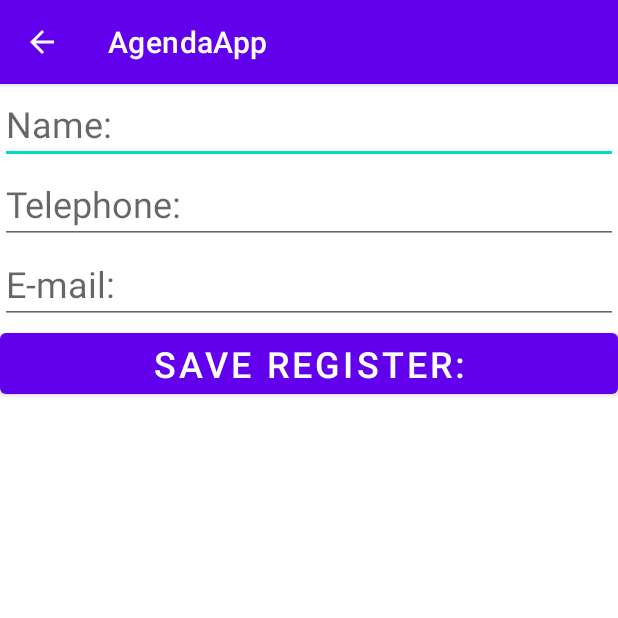
After one commit to BlackMooth/AgendaApp, an Android app: the NewActivity screen opened directly, with no data from a screen before it, on a phone screen of 412 x 824 dp, the top half of it. The commit adds this screen. Run offline under Robolectric (Android 15) with nearby library versions, the phone set to English and light mode, and no system bars.

Commit message:
[SNG-AA-CRUD] Creating a CRUD for easing the creation of registers

```diff
--- /dev/null
+++ b/app/src/main/java/com/example/agendaapp/NewActivity.java
@@ -0,0 +1,52 @@
+package com.example.agendaapp;
+
+import androidx.appcompat.app.AppCompatActivity;
+
+import android.os.Bundle;
+import android.view.View;
+import android.widget.Button;
+import android.widget.EditText;
+import android.widget.Toast;
+
+import com.example.agendaapp.db.DbContacts;
+
+public class NewActivity extends AppCompatActivity {
+
+    EditText txtName;
+    EditText txtTelephone;
+    EditText txtEmail;
+
+    Button btnSave;
+
+    @Override
+    protected void onCreate(Bundle savedInstanceState) {
+        super.onCreate(savedInstanceState);
+        setContentView(R.layout.activity_new);
+
+        txtName = findViewById(R.id.txtName);
+        txtTelephone = findViewById(R.id.txtTelephone);
+        txtEmail = findViewById(R.id.txtEmail);
+        btnSave = findViewById(R.id.btnSave);
+
+        btnSave.setOnClickListener(new View.OnClickListener() {
+            @Override
+            public void onClick(View v) {
+                DbContacts dbContacts = new DbContacts(NewActivity.this);
+                long id = dbContacts.insertContact(txtName.getText().toString(), txtTelephone.getText().toString(), txtEmail.getText().toString());
+
+                if (id > 0) {
+                    Toast.makeText(NewActivity.this, "REGISTRY SAVED", Toast.LENGTH_SHORT).show();
+                    clean();
+                } else {
+                    Toast.makeText(NewActivity.this, "ERROR SAVING THE REGISTRY", Toast.LENGTH_SHORT).show();
+                }
+            }
+        });
+    }
+
+    private void clean() {
+        txtName.setText("");
+        txtTelephone.setText("");
+        txtEmail.setText("");
+    }
+}
--- a/app/src/main/res/layout/activity_main.xml
+++ b/app/src/main/res/layout/activity_main.xml
@@ -10,7 +10,7 @@
         android:id="@+id/btnCreateDatabase"
         android:layout_width="wrap_content"
         android:layout_height="wrap_content"
-        android:text="Crear base"
+        android:text="Create database"
         app:layout_constraintBottom_toBottomOf="parent"
         app:layout_constraintEnd_toEndOf="parent"
         app:layout_constraintStart_toStartOf="parent"
--- /dev/null
+++ b/app/src/main/res/layout/activity_new.xml
@@ -0,0 +1,43 @@
+<?xml version="1.0" encoding="utf-8"?>
+<LinearLayout xmlns:android="http://schemas.android.com/apk/res/android"
+    xmlns:app="http://schemas.android.com/apk/res-auto"
+    xmlns:tools="http://schemas.android.com/tools"
+    android:layout_width="match_parent"
+    android:layout_height="match_parent"
+    android:orientation="vertical"
+    tools:context=".NewActivity">
+
+    <EditText
+        android:id="@+id/txtName"
+        android:layout_width="match_parent"
+        android:layout_height="wrap_content"
+        android:ems="10"
+        android:hint="@string/hint_name"
+        android:inputType="textPersonName"
+        android:textSize="24sp" />
+
+    <EditText
+        android:id="@+id/txtTelephone"
+        android:layout_width="match_parent"
+        android:layout_height="wrap_content"
+        android:ems="10"
+        android:hint="@string/hint_telephone"
+        android:inputType="phone"
+        android:textSize="24sp" />
+
+    <EditText
+        android:id="@+id/txtEmail"
+        android:layout_width="match_parent"
+        android:layout_height="wrap_content"
+        android:ems="10"
+        android:hint="@string/hint_email"
+        android:inputType="textEmailAddress"
+        android:textSize="24sp" />
+
+    <Button
+        android:id="@+id/btnSave"
+        android:layout_width="match_parent"
+        android:layout_height="wrap_content"
+        android:text="@string/btn_save"
+        android:textSize="24sp" />
+</LinearLayout>
--- a/app/src/main/res/values/strings.xml
+++ b/app/src/main/res/values/strings.xml
@@ -1,3 +1,9 @@
 <resources>
     <string name="app_name">AgendaApp</string>
+    <string name="hint_name">Name:</string>
+    <string name="hint_telephone">Telephone:</string>
+    <string name="hint_email">E-mail:</string>
+    <string name="btn_save">Save register:</string>
+
+    <string name="menu_new">New Registry</string>
 </resources>
```
Also changed, not shown: app/src/main/AndroidManifest.xml (+7 -0 lines), app/src/main/java/com/example/agendaapp/MainActivity.java (+28 -0 lines), app/src/main/java/com/example/agendaapp/db/DbContacts.java (added, +33 -0 lines), app/src/main/java/com/example/agendaapp/db/DbHelper.java (+4 -4 lines), app/src/main/res/menu/menu_main.xml (added, +8 -0 lines).
